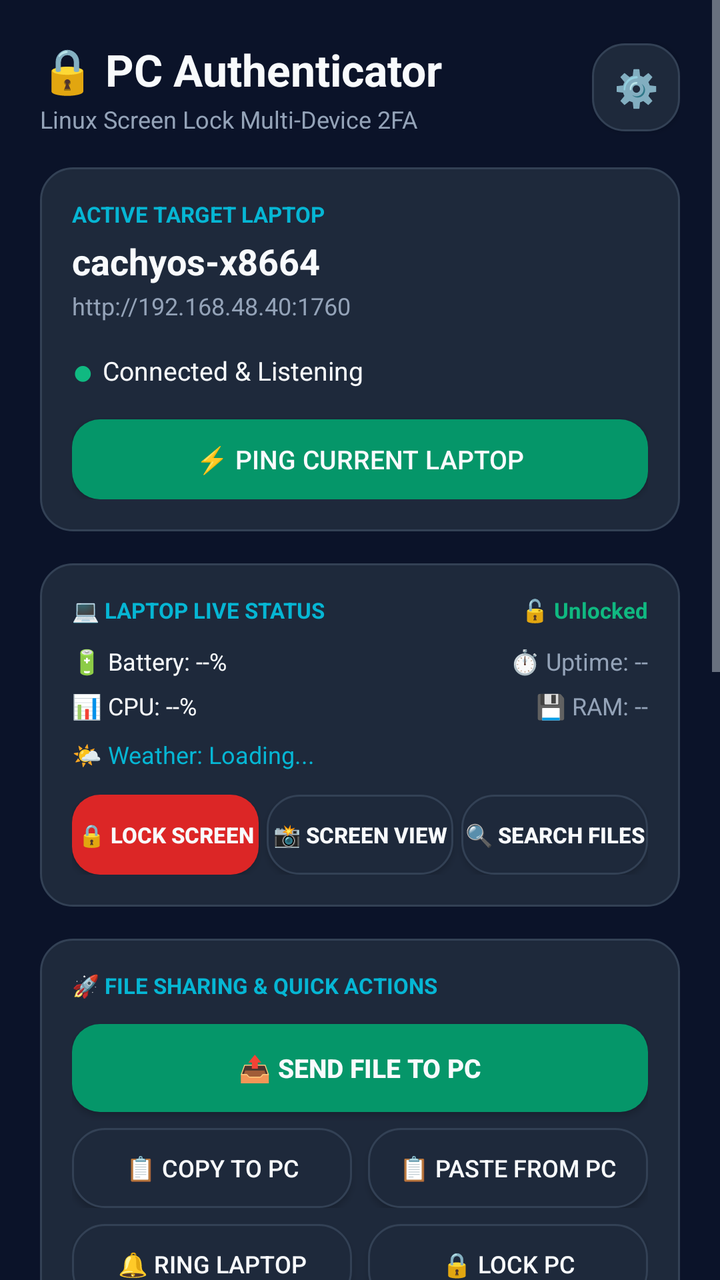
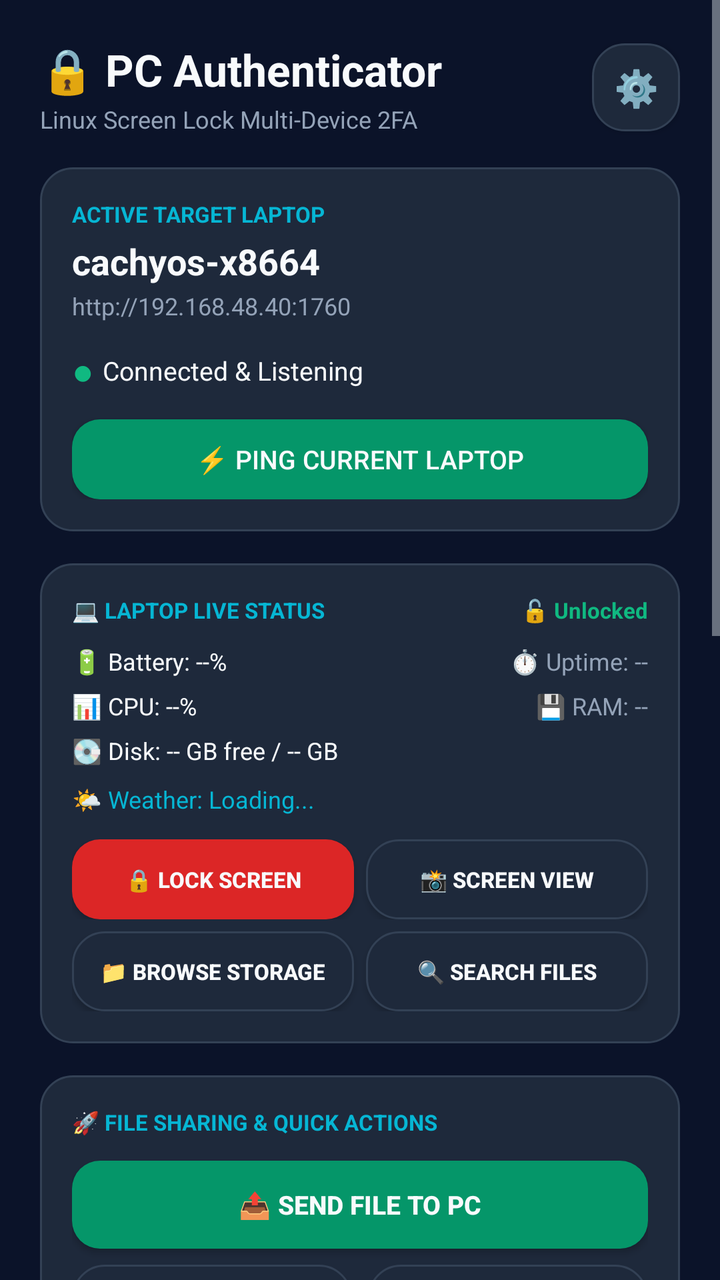

Screens rendered from an Android XML layout before and after an edit, with the pre-edit source and the edit as a unified diff.
<!-- AndroidManifest.xml: application theme AppTheme -->
<!-- res/layout/activity_main.xml -->
<?xml version="1.0" encoding="utf-8"?>
<ScrollView xmlns:android="http://schemas.android.com/apk/res/android"
    android:layout_width="match_parent"
    android:layout_height="match_parent"
    android:background="@color/bg_dark"
    android:fillViewport="true">

    <LinearLayout
        android:layout_width="match_parent"
        android:layout_height="wrap_content"
        android:orientation="vertical"
        android:padding="20dp">

        
        <LinearLayout
            android:layout_width="match_parent"
            android:layout_height="wrap_content"
            android:orientation="horizontal"
            android:gravity="center_vertical"
            android:layout_marginBottom="16dp">

            <LinearLayout
                android:layout_width="0dp"
                android:layout_height="wrap_content"
                android:layout_weight="1"
                android:orientation="vertical">

                <TextView
                    android:layout_width="wrap_content"
                    android:layout_height="wrap_content"
                    android:text="🔒 PC Authenticator"
                    android:textSize="22sp"
                    android:textStyle="bold"
                    android:textColor="@color/text_white" />

                <TextView
                    android:layout_width="wrap_content"
                    android:layout_height="wrap_content"
                    android:text="Linux Screen Lock Multi-Device 2FA"
                    android:textSize="12sp"
                    android:textColor="@color/text_muted"
                    android:layout_marginTop="2dp" />
            </LinearLayout>

            <Button
                android:id="@+id/btn_settings"
                android:layout_width="44dp"
                android:layout_height="44dp"
                android:text="⚙️"
                android:textSize="18sp"
                android:textColor="@color/text_white"
                android:background="@drawable/card_bg" />
        </LinearLayout>

        
        <LinearLayout
            android:layout_width="match_parent"
            android:layout_height="wrap_content"
            android:orientation="vertical"
            android:background="@drawable/card_bg"
            android:padding="16dp"
            android:layout_marginBottom="16dp">

            <TextView
                android:layout_width="wrap_content"
                android:layout_height="wrap_content"
                android:text="ACTIVE TARGET LAPTOP"
                android:textSize="11sp"
                android:textStyle="bold"
                android:textColor="@color/accent_cyan" />

            <TextView
                android:id="@+id/tv_hostname"
                android:layout_width="wrap_content"
                android:layout_height="wrap_content"
                android:text="cachyos-x8664"
                android:textSize="18sp"
                android:textStyle="bold"
                android:textColor="@color/text_white"
                android:layout_marginTop="4dp" />

            <TextView
                android:id="@+id/tv_active_ip"
                android:layout_width="wrap_content"
                android:layout_height="wrap_content"
                android:text="http://192.168.48.40:1760"
                android:textSize="12sp"
                android:textColor="@color/text_muted"
                android:layout_marginTop="2dp" />

            <LinearLayout
                android:layout_width="match_parent"
                android:layout_height="wrap_content"
                android:orientation="horizontal"
                android:gravity="center_vertical"
                android:layout_marginTop="12dp">

                <TextView
                    android:id="@+id/tv_status_dot"
                    android:layout_width="wrap_content"
                    android:layout_height="wrap_content"
                    android:text="● "
                    android:textSize="18sp"
                    android:textColor="@color/status_green" />

                <TextView
                    android:id="@+id/tv_status_text"
                    android:layout_width="wrap_content"
                    android:layout_height="wrap_content"
                    android:text="Connected &amp; Listening"
                    android:textSize="13sp"
                    android:textColor="@color/text_white" />
            </LinearLayout>

            <Button
                android:id="@+id/btn_test_connection"
                android:layout_width="match_parent"
                android:layout_height="40dp"
                android:text="⚡ Ping Current Laptop"
                android:textSize="13sp"
                android:textColor="@color/text_white"
                android:background="@drawable/btn_approve"
                android:layout_marginTop="12dp" />
        </LinearLayout>

        
        <LinearLayout
            android:id="@+id/layout_laptop_status"
            android:layout_width="match_parent"
            android:layout_height="wrap_content"
            android:orientation="vertical"
            android:background="@drawable/card_bg"
            android:padding="16dp"
            android:layout_marginBottom="16dp">

            <LinearLayout
                android:layout_width="match_parent"
                android:layout_height="wrap_content"
                android:orientation="horizontal"
                android:gravity="center_vertical">

                <TextView
                    android:layout_width="0dp"
                    android:layout_height="wrap_content"
                    android:layout_weight="1"
                    android:text="💻 LAPTOP LIVE STATUS"
                    android:textSize="11sp"
                    android:textStyle="bold"
                    android:textColor="@color/accent_cyan" />

                <TextView
                    android:id="@+id/tv_pc_lock_badge"
                    android:layout_width="wrap_content"
                    android:layout_height="wrap_content"
                    android:text="🔓 Unlocked"
                    android:textSize="11sp"
                    android:textStyle="bold"
                    android:textColor="@color/status_green" />
            </LinearLayout>

            <LinearLayout
                android:layout_width="match_parent"
                android:layout_height="wrap_content"
                android:orientation="horizontal"
                android:layout_marginTop="10dp">

                <TextView
                    android:id="@+id/tv_pc_battery"
                    android:layout_width="0dp"
                    android:layout_height="wrap_content"
                    android:layout_weight="1"
                    android:text="🔋 Battery: --%"
                    android:textSize="12sp"
                    android:textColor="@color/text_white" />

                <TextView
                    android:id="@+id/tv_pc_uptime"
                    android:layout_width="wrap_content"
                    android:layout_height="wrap_content"
                    android:text="⏱️ Uptime: --"
                    android:textSize="12sp"
                    android:textColor="@color/text_muted" />
            </LinearLayout>

            <LinearLayout
                android:layout_width="match_parent"
                android:layout_height="wrap_content"
                android:orientation="horizontal"
                android:layout_marginTop="6dp">

                <TextView
                    android:id="@+id/tv_pc_cpu"
                    android:layout_width="0dp"
                    android:layout_height="wrap_content"
                    android:layout_weight="1"
                    android:text="📊 CPU: --%"
                    android:textSize="12sp"
                    android:textColor="@color/text_white" />

                <TextView
                    android:id="@+id/tv_pc_memory"
                    android:layout_width="wrap_content"
                    android:layout_height="wrap_content"
                    android:text="💾 RAM: --"
                    android:textSize="12sp"
                    android:textColor="@color/text_muted" />
            </LinearLayout>

            <TextView
                android:id="@+id/tv_pc_weather"
                android:layout_width="match_parent"
                android:layout_height="wrap_content"
                android:text="🌤️ Weather: Loading..."
                android:textSize="12sp"
                android:textColor="@color/accent_cyan"
                android:layout_marginTop="8dp" />

            <LinearLayout
                android:layout_width="match_parent"
                android:layout_height="wrap_content"
                android:orientation="horizontal"
                android:layout_marginTop="12dp">

                <Button
                    android:id="@+id/btn_lock_laptop_action"
                    android:layout_width="0dp"
                    android:layout_height="40dp"
                    android:layout_weight="1"
                    android:text="🔒 Lock Screen"
                    android:textSize="11sp"
                    android:textStyle="bold"
                    android:textColor="@color/text_white"
                    android:background="@drawable/btn_deny"
                    android:layout_marginEnd="4dp" />

                <Button
                    android:id="@+id/btn_screenshot_action"
                    android:layout_width="0dp"
                    android:layout_height="40dp"
                    android:layout_weight="1"
                    android:text="📸 Screen View"
                    android:textSize="11sp"
                    android:textStyle="bold"
                    android:textColor="@color/text_white"
                    android:background="@drawable/card_bg"
                    android:layout_marginEnd="4dp" />

                <Button
                    android:id="@+id/btn_search_files_action"
                    android:layout_width="0dp"
                    android:layout_height="40dp"
                    android:layout_weight="1"
                    android:text="🔍 Search Files"
                    android:textSize="11sp"
                    android:textStyle="bold"
                    android:textColor="@color/text_white"
                    android:background="@drawable/card_bg" />
            </LinearLayout>
        </LinearLayout>

        
        <LinearLayout
            android:id="@+id/layout_challenge"
            android:layout_width="match_parent"
            android:layout_height="wrap_content"
            android:orientation="vertical"
            android:background="@drawable/card_bg"
            android:padding="20dp"
            android:layout_marginBottom="16dp"
            android:visibility="gone">

            <TextView
                android:layout_width="wrap_content"
                android:layout_height="wrap_content"
                android:text="⚠️ UNLOCK CHALLENGE ACTIVE"
                android:textSize="13sp"
                android:textStyle="bold"
                android:textColor="@color/accent_cyan" />

            <TextView
                android:id="@+id/tv_challenge_message"
                android:layout_width="wrap_content"
                android:layout_height="wrap_content"
                android:text="Login requested on your laptop. Approve to unlock."
                android:textSize="16sp"
                android:textColor="@color/text_white"
                android:layout_marginTop="8dp" />

            <TextView
                android:id="@+id/tv_timer"
                android:layout_width="wrap_content"
                android:layout_height="wrap_content"
                android:text="Expires in: 35s"
                android:textSize="14sp"
                android:textColor="@color/text_muted"
                android:layout_marginTop="6dp" />

            <Button
                android:id="@+id/btn_approve_challenge"
                android:layout_width="match_parent"
                android:layout_height="54dp"
                android:text="👆 APPROVE WITH FINGERPRINT"
                android:textSize="15sp"
                android:textStyle="bold"
                android:textColor="@color/text_white"
                android:background="@drawable/btn_approve"
                android:layout_marginTop="16dp" />

            <Button
                android:id="@+id/btn_deny_challenge"
                android:layout_width="match_parent"
                android:layout_height="44dp"
                android:text="❌ DENY"
                android:textSize="14sp"
                android:textColor="@color/text_white"
                android:background="@drawable/btn_deny"
                android:layout_marginTop="10dp" />
        </LinearLayout>

        
        <LinearLayout
            android:layout_width="match_parent"
            android:layout_height="wrap_content"
            android:orientation="vertical"
            android:background="@drawable/card_bg"
            android:padding="16dp"
            android:layout_marginBottom="16dp">

            <TextView
                android:layout_width="wrap_content"
                android:layout_height="wrap_content"
                android:text="🚀 FILE SHARING &amp; QUICK ACTIONS"
                android:textSize="11sp"
                android:textStyle="bold"
                android:textColor="@color/accent_cyan" />

            <Button
                android:id="@+id/btn_send_file_to_pc"
                android:layout_width="match_parent"
                android:layout_height="44dp"
                android:text="📤 Send File to PC"
                android:textSize="13sp"
                android:textStyle="bold"
                android:textColor="@color/text_white"
                android:background="@drawable/btn_approve"
                android:layout_marginTop="12dp" />

            <LinearLayout
                android:layout_width="match_parent"
                android:layout_height="wrap_content"
                android:orientation="horizontal"
                android:layout_marginTop="8dp">

                <Button
                    android:id="@+id/btn_send_clip_to_pc"
                    android:layout_width="0dp"
                    android:layout_height="40dp"
                    android:layout_weight="1"
                    android:text="📋 Copy to PC"
                    android:textSize="12sp"
                    android:textColor="@color/text_white"
                    android:background="@drawable/card_bg"
                    android:layout_marginEnd="4dp" />

                <Button
                    android:id="@+id/btn_get_clip_from_pc"
                    android:layout_width="0dp"
                    android:layout_height="40dp"
                    android:layout_weight="1"
                    android:text="📋 Paste from PC"
                    android:textSize="12sp"
                    android:textColor="@color/text_white"
                    android:background="@drawable/card_bg"
                    android:layout_marginStart="4dp" />
            </LinearLayout>

            <LinearLayout
                android:layout_width="match_parent"
                android:layout_height="wrap_content"
                android:orientation="horizontal"
                android:layout_marginTop="8dp">

                <Button
                    android:id="@+id/btn_ring_pc"
                    android:layout_width="0dp"
                    android:layout_height="40dp"
                    android:layout_weight="1"
                    android:text="🔔 Ring Laptop"
                    android:textSize="12sp"
                    android:textColor="@color/text_white"
                    android:background="@drawable/card_bg"
                    android:layout_marginEnd="4dp" />

                <Button
                    android:id="@+id/btn_lock_pc"
                    android:layout_width="0dp"
                    android:layout_height="40dp"
                    android:layout_weight="1"
                    android:text="🔒 Lock PC"
                    android:textSize="12sp"
                    android:textColor="@color/text_white"
                    android:background="@drawable/card_bg"
                    android:layout_marginStart="4dp" />
            </LinearLayout>

            <LinearLayout
                android:layout_width="match_parent"
                android:layout_height="wrap_content"
                android:orientation="horizontal"
                android:layout_marginTop="8dp">

                <Button
                    android:id="@+id/btn_remote_trackpad"
                    android:layout_width="0dp"
                    android:layout_height="42dp"
                    android:layout_weight="1"
                    android:text="🖱️ Trackpad &amp; Laser"
                    android:textSize="12sp"
                    android:textStyle="bold"
                    android:textColor="@color/text_white"
                    android:background="@drawable/card_bg"
                    android:layout_marginEnd="4dp" />

                <Button
                    android:id="@+id/btn_camera_view"
                    android:layout_width="0dp"
                    android:layout_height="42dp"
                    android:layout_weight="1"
                    android:text="📹 PC Camera"
                    android:textSize="12sp"
                    android:textStyle="bold"
                    android:textColor="@color/text_white"
                    android:background="@drawable/card_bg"
                    android:layout_marginStart="4dp" />
            </LinearLayout>

            <Button
                android:id="@+id/btn_open_webpage"
                android:layout_width="match_parent"
                android:layout_height="40dp"
                android:text="🌐 Open Webpage on PC"
                android:textSize="12sp"
                android:textColor="@color/text_white"
                android:background="@drawable/card_bg"
                android:layout_marginTop="8dp" />
        </LinearLayout>

        
        <LinearLayout
            android:id="@+id/layout_media"
            android:layout_width="match_parent"
            android:layout_height="wrap_content"
            android:orientation="vertical"
            android:background="@drawable/card_bg"
            android:padding="16dp"
            android:layout_marginBottom="16dp">

            <LinearLayout
                android:layout_width="match_parent"
                android:layout_height="wrap_content"
                android:orientation="horizontal"
                android:gravity="center_vertical">

                <TextView
                    android:layout_width="0dp"
                    android:layout_height="wrap_content"
                    android:layout_weight="1"
                    android:text="🎵 PC MEDIA PLAYER"
                    android:textSize="11sp"
                    android:textStyle="bold"
                    android:textColor="@color/accent_cyan" />

                <TextView
                    android:id="@+id/tv_media_status"
                    android:layout_width="wrap_content"
                    android:layout_height="wrap_content"
                    android:text="Checking..."
                    android:textSize="11sp"
                    android:textColor="@color/text_muted" />
            </LinearLayout>

            <TextView
                android:id="@+id/tv_media_title"
                android:layout_width="wrap_content"
                android:layout_height="wrap_content"
                android:text="No media active on PC"
                android:textSize="15sp"
                android:textStyle="bold"
                android:textColor="@color/text_white"
                android:singleLine="true"
                android:ellipsize="end"
                android:layout_marginTop="8dp" />

            <TextView
                android:id="@+id/tv_media_artist"
                android:layout_width="wrap_content"
                android:layout_height="wrap_content"
                android:text=""
                android:textSize="12sp"
                android:textColor="@color/text_muted"
                android:singleLine="true"
                android:ellipsize="end"
                android:layout_marginTop="2dp" />

            
            <LinearLayout
                android:layout_width="match_parent"
                android:layout_height="wrap_content"
                android:orientation="horizontal"
                android:gravity="center"
                android:layout_marginTop="12dp">

                <Button
                    android:id="@+id/btn_media_prev"
                    android:layout_width="48dp"
                    android:layout_height="44dp"
                    android:text="⏮"
                    android:textSize="16sp"
                    android:textColor="@color/text_white"
                    android:background="@drawable/card_bg"
                    android:layout_marginEnd="6dp" />

                <Button
                    android:id="@+id/btn_media_play_pause"
                    android:layout_width="60dp"
                    android:layout_height="44dp"
                    android:text="⏯"
                    android:textSize="18sp"
                    android:textColor="@color/text_white"
                    android:background="@drawable/btn_approve"
                    android:layout_marginEnd="6dp" />

                <Button
                    android:id="@+id/btn_media_next"
                    android:layout_width="48dp"
                    android:layout_height="44dp"
                    android:text="⏭"
                    android:textSize="16sp"
                    android:textColor="@color/text_white"
                    android:background="@drawable/card_bg"
                    android:layout_marginEnd="12dp" />

                <Button
                    android:id="@+id/btn_media_voldown"
                    android:layout_width="44dp"
                    android:layout_height="44dp"
                    android:text="🔉"
                    android:textSize="14sp"
                    android:textColor="@color/text_white"
                    android:background="@drawable/card_bg"
                    android:layout_marginEnd="4dp" />

                <Button
                    android:id="@+id/btn_media_volup"
                    android:layout_width="44dp"
                    android:layout_height="44dp"
                    android:text="🔊"
                    android:textSize="14sp"
                    android:textColor="@color/text_white"
                    android:background="@drawable/card_bg" />
            </LinearLayout>
        </LinearLayout>

        
        <LinearLayout
            android:layout_width="match_parent"
            android:layout_height="wrap_content"
            android:orientation="vertical"
            android:layout_marginBottom="16dp">

            <LinearLayout
                android:layout_width="match_parent"
                android:layout_height="wrap_content"
                android:orientation="horizontal"
                android:gravity="center_vertical"
                android:layout_marginBottom="10dp">

                <TextView
                    android:layout_width="0dp"
                    android:layout_height="wrap_content"
                    android:layout_weight="1"
                    android:text="PAIRED LAPTOPS &amp; PCS"
                    android:textSize="12sp"
                    android:textStyle="bold"
                    android:textColor="@color/accent_cyan" />

                <TextView
                    android:id="@+id/tv_device_count"
                    android:layout_width="wrap_content"
                    android:layout_height="wrap_content"
                    android:text="1 Saved"
                    android:textSize="11sp"
                    android:textColor="@color/text_muted" />
            </LinearLayout>

            
            <LinearLayout
                android:layout_width="match_parent"
                android:layout_height="wrap_content"
                android:orientation="horizontal"
                android:layout_marginBottom="12dp">

                <Button
                    android:id="@+id/btn_scan_network"
                    android:layout_width="0dp"
                    android:layout_height="40dp"
                    android:layout_weight="1"
                    android:text="🔍 Auto-Scan Wi-Fi"
                    android:textSize="12sp"
                    android:textColor="@color/text_white"
                    android:background="@drawable/card_bg"
                    android:layout_marginEnd="6dp" />

                <Button
                    android:id="@+id/btn_add_manual"
                    android:layout_width="0dp"
                    android:layout_height="40dp"
                    android:layout_weight="1"
                    android:text="➕ Add PC Manually"
                    android:textSize="12sp"
                    android:textColor="@color/text_white"
                    android:background="@drawable/card_bg"
                    android:layout_marginStart="6dp" />
            </LinearLayout>

            
            <TextView
                android:id="@+id/tv_scan_status"
                android:layout_width="match_parent"
                android:layout_height="wrap_content"
                android:text="Scanning local network for laptops..."
                android:textColor="@color/accent_cyan"
                android:textSize="12sp"
                android:gravity="center"
                android:padding="8dp"
                android:visibility="gone" />

            
            <LinearLayout
                android:id="@+id/container_devices"
                android:layout_width="match_parent"
                android:layout_height="wrap_content"
                android:orientation="vertical" />

        </LinearLayout>

        
        <LinearLayout
            android:id="@+id/layout_idle"
            android:layout_width="match_parent"
            android:layout_height="wrap_content"
            android:orientation="vertical"
            android:background="@drawable/card_bg"
            android:gravity="center"
            android:padding="20dp">

            <TextView
                android:layout_width="wrap_content"
                android:layout_height="wrap_content"
                android:text="🛡️"
                android:textSize="32sp" />

            <TextView
                android:layout_width="wrap_content"
                android:layout_height="wrap_content"
                android:text="Ready to Authenticate"
                android:textSize="15sp"
                android:textStyle="bold"
                android:textColor="@color/text_white"
                android:layout_marginTop="6dp" />

            <TextView
                android:layout_width="wrap_content"
                android:layout_height="wrap_content"
                android:text="Tap 'Select' on any laptop above to switch which PC to approve. When screen locks, an approval prompt appears instantly."
                android:textSize="12sp"
                android:textColor="@color/text_muted"
                android:gravity="center"
                android:layout_marginTop="4dp" />
        </LinearLayout>

    </LinearLayout>
</ScrollView>
<!-- resources referenced by this layout -->
<resources>
  <color name="accent_cyan">#06b6d4</color>
  <color name="bg_dark">#0b1329</color>
  <color name="status_green">#10b981</color>
  <color name="text_muted">#94a3b8</color>
  <color name="text_white">#f8fafc</color>
  <!-- drawable btn_approve (drawable) -->
  <?xml version="1.0" encoding="utf-8"?>
  <shape xmlns:android="http://schemas.android.com/apk/res/android"
      android:shape="rectangle">
      <solid android:color="@color/btn_approve" />
      <corners android:radius="14dp" />
  </shape>
  <!-- drawable btn_deny (drawable) -->
  <?xml version="1.0" encoding="utf-8"?>
  <shape xmlns:android="http://schemas.android.com/apk/res/android"
      android:shape="rectangle">
      <solid android:color="@color/btn_deny" />
      <corners android:radius="14dp" />
  </shape>
  <!-- drawable card_bg (drawable) -->
  <?xml version="1.0" encoding="utf-8"?>
  <shape xmlns:android="http://schemas.android.com/apk/res/android"
      android:shape="rectangle">
      <solid android:color="@color/card_bg" />
      <corners android:radius="16dp" />
      <stroke android:width="1dp" android:color="@color/card_border" />
  </shape>
  <style name="AppTheme" parent="@android:style/Theme.DeviceDefault.NoActionBar">
          <item name="android:windowBackground">@color/bg_dark</item>
          <item name="android:statusBarColor">@color/bg_dark</item>
          <item name="android:navigationBarColor">@color/bg_dark</item>
      </style>
  <color name="btn_approve">#059669</color>
  <color name="btn_deny">#dc2626</color>
  <color name="card_bg">#1e293b</color>
  <color name="card_border">#334155</color>
</resources>

<!-- the commit's change to res/layout/activity_main.xml (unified diff, before → after) -->
@@ -206,6 +206,21 @@
                     android:textColor="@color/text_muted" />
             </LinearLayout>
 
+            <LinearLayout
+                android:layout_width="match_parent"
+                android:layout_height="wrap_content"
+                android:orientation="horizontal"
+                android:layout_marginTop="6dp">
+
+                <TextView
+                    android:id="@+id/tv_pc_storage"
+                    android:layout_width="match_parent"
+                    android:layout_height="wrap_content"
+                    android:text="💽 Disk: -- GB free / -- GB"
+                    android:textSize="12sp"
+                    android:textColor="@color/text_white" />
+            </LinearLayout>
+
             <TextView
                 android:id="@+id/tv_pc_weather"
                 android:layout_width="match_parent"
@@ -231,7 +246,7 @@
                     android:textStyle="bold"
                     android:textColor="@color/text_white"
                     android:background="@drawable/btn_deny"
-                    android:layout_marginEnd="4dp" />
+                    android:layout_marginEnd="6dp" />
 
                 <Button
                     android:id="@+id/btn_screenshot_action"
@@ -242,8 +257,26 @@
                     android:textSize="11sp"
                     android:textStyle="bold"
                     android:textColor="@color/text_white"
-                    android:background="@drawable/card_bg"
-                    android:layout_marginEnd="4dp" />
+                    android:background="@drawable/card_bg" />
+            </LinearLayout>
+
+            <LinearLayout
+                android:layout_width="match_parent"
+                android:layout_height="wrap_content"
+                android:orientation="horizontal"
+                android:layout_marginTop="6dp">
+
+                <Button
+                    android:id="@+id/btn_browse_laptop_action"
+                    android:layout_width="0dp"
+                    android:layout_height="40dp"
+                    android:layout_weight="1"
+                    android:text="📁 Browse Storage"
+                    android:textSize="11sp"
+                    android:textStyle="bold"
+                    android:textColor="@color/text_white"
+                    android:background="@drawable/card_bg"
+                    android:layout_marginEnd="6dp" />
 
                 <Button
                     android:id="@+id/btn_search_files_action"
